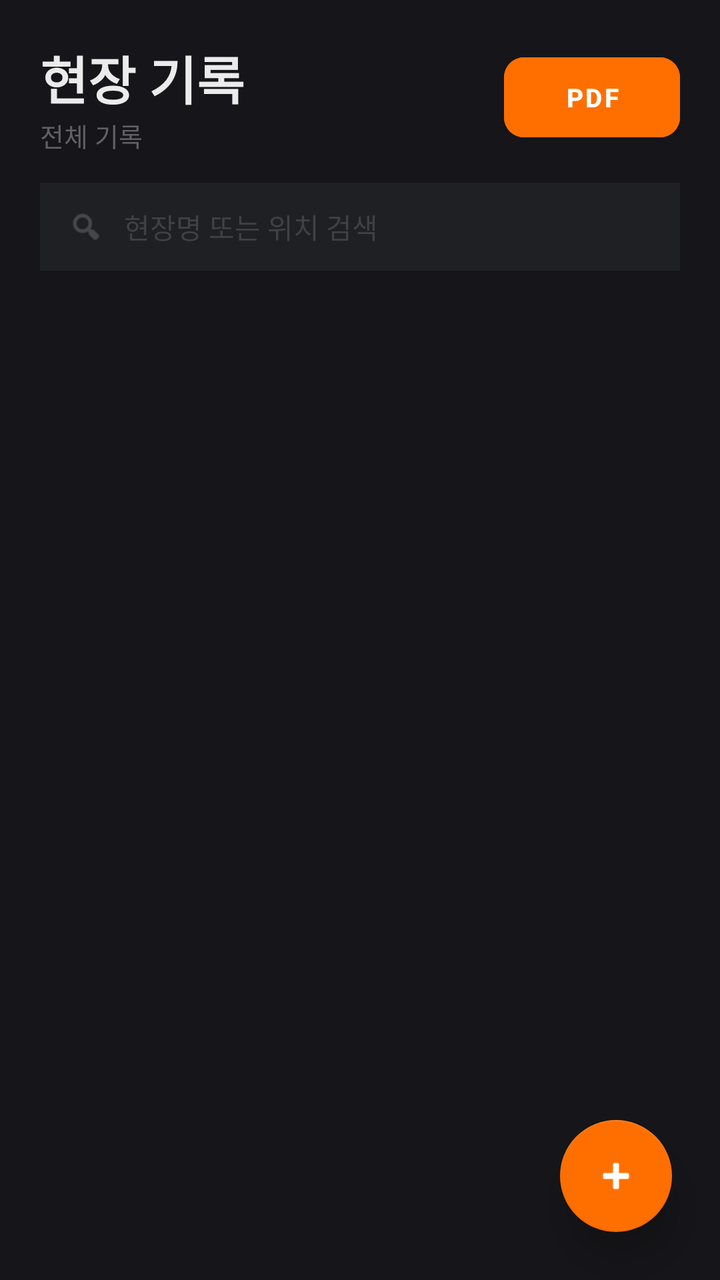
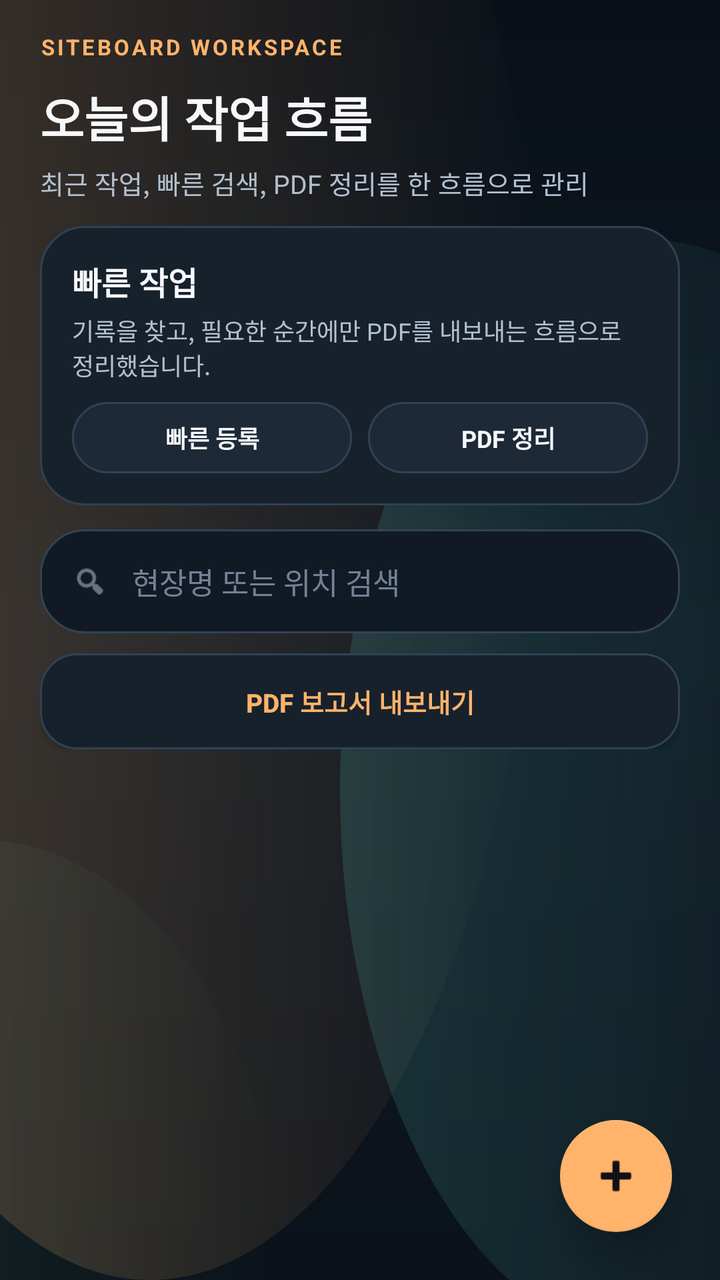

An Android layout rendered at two revisions. The XML below is the earlier revision; the diff shows what the commit changed to produce the second picture.
<!-- AndroidManifest.xml: application theme Theme.Siteboard -->
<!-- res/layout/fragment_home.xml -->
<?xml version="1.0" encoding="utf-8"?>
<androidx.constraintlayout.widget.ConstraintLayout
    xmlns:android="http://schemas.android.com/apk/res/android"
    xmlns:app="http://schemas.android.com/apk/res-auto"
    android:layout_width="match_parent"
    android:layout_height="match_parent"
    android:background="#16161A">

    
    <LinearLayout
        android:id="@+id/layoutTop"
        android:layout_width="match_parent"
        android:layout_height="wrap_content"
        android:orientation="vertical"
        android:paddingHorizontal="20dp"
        android:paddingTop="20dp"
        android:paddingBottom="12dp"
        app:layout_constraintTop_toTopOf="parent">

        
        <LinearLayout
            android:layout_width="match_parent"
            android:layout_height="wrap_content"
            android:orientation="horizontal"
            android:gravity="center_vertical"
            android:layout_marginBottom="14dp">

            <LinearLayout
                android:layout_width="0dp"
                android:layout_height="wrap_content"
                android:layout_weight="1"
                android:orientation="vertical">
                <TextView
                    android:layout_width="wrap_content"
                    android:layout_height="wrap_content"
                    android:text="현장 기록"
                    android:textSize="26sp"
                    android:textColor="#EBEBEB"
                    android:textStyle="bold" />
                <TextView
                    android:id="@+id/tvTitle"
                    android:layout_width="wrap_content"
                    android:layout_height="wrap_content"
                    android:text="전체 기록"
                    android:textSize="13sp"
                    android:textColor="#606065" />
            </LinearLayout>

            <Button
                android:id="@+id/btnExportPdf"
                android:layout_width="wrap_content"
                android:layout_height="40dp"
                android:text="PDF"
                android:textColor="#FFFFFF"
                android:textSize="13sp"
                android:textStyle="bold"
                android:backgroundTint="#FF6F00"
                app:cornerRadius="10dp"
                android:paddingHorizontal="16dp"
                android:insetTop="0dp"
                android:insetBottom="0dp" />
        </LinearLayout>

        
        <LinearLayout
            android:layout_width="match_parent"
            android:layout_height="44dp"
            android:orientation="horizontal"
            android:gravity="center_vertical"
            android:background="#1E2023"
            android:paddingHorizontal="14dp">

            <ImageView
                android:layout_width="18dp"
                android:layout_height="18dp"
                android:src="@android:drawable/ic_menu_search"
                android:alpha="0.5"
                app:tint="#A0A0A5" />

            <EditText
                android:id="@+id/etSearch"
                android:layout_width="0dp"
                android:layout_height="match_parent"
                android:layout_weight="1"
                android:background="@null"
                android:hint="현장명 또는 위치 검색"
                android:textColor="#EBEBEB"
                android:textColorHint="#404045"
                android:textSize="14sp"
                android:paddingHorizontal="10dp" />
        </LinearLayout>
    </LinearLayout>

    
    <LinearLayout
        android:id="@+id/layoutSelectionMode"
        android:layout_width="match_parent"
        android:layout_height="wrap_content"
        android:orientation="horizontal"
        android:paddingHorizontal="16dp"
        android:paddingVertical="12dp"
        android:background="#1E2023"
        android:elevation="12dp"
        android:gravity="center_vertical"
        android:visibility="gone"
        app:layout_constraintTop_toTopOf="parent">

        <ImageButton
            android:id="@+id/btnCancelSelection"
            android:layout_width="44dp"
            android:layout_height="44dp"
            android:src="@android:drawable/ic_menu_close_clear_cancel"
            android:background="?attr/selectableItemBackgroundBorderless"
            app:tint="#EBEBEB" />

        <TextView
            android:id="@+id/tvSelectedCount"
            android:layout_width="0dp"
            android:layout_weight="1"
            android:layout_height="wrap_content"
            android:text="1개 선택됨"
            android:textSize="18sp"
            android:textStyle="bold"
            android:textColor="#EBEBEB"
            android:layout_marginStart="12dp" />

        <Button
            android:id="@+id/btnSelectAll"
            android:layout_width="wrap_content"
            android:layout_height="36dp"
            android:text="전체"
            android:textColor="#EBEBEB"
            android:textStyle="bold"
            android:backgroundTint="@android:color/transparent"
            app:strokeColor="#555560"
            app:strokeWidth="1dp"
            app:cornerRadius="10dp"
            android:insetTop="0dp"
            android:insetBottom="0dp"
            android:paddingHorizontal="14dp"
            android:layout_marginEnd="8dp" />

        <Button
            android:id="@+id/btnDeleteSelected"
            android:layout_width="wrap_content"
            android:layout_height="36dp"
            android:text="삭제"
            android:textColor="#E05567"
            android:textStyle="bold"
            android:backgroundTint="@android:color/transparent"
            app:strokeColor="#E05567"
            app:strokeWidth="1dp"
            app:cornerRadius="10dp"
            android:insetTop="0dp"
            android:insetBottom="0dp"
            android:paddingHorizontal="16dp" />
    </LinearLayout>

    
    <androidx.recyclerview.widget.RecyclerView
        android:id="@+id/rvPostList"
        android:layout_width="match_parent"
        android:layout_height="0dp"
        android:clipToPadding="false"
        android:padding="8dp"
        app:layout_constraintTop_toBottomOf="@id/layoutTop"
        app:layout_constraintBottom_toBottomOf="parent" />

    
    <LinearLayout
        android:id="@+id/layoutEmpty"
        android:layout_width="wrap_content"
        android:layout_height="wrap_content"
        android:orientation="vertical"
        android:gravity="center"
        android:visibility="gone"
        app:layout_constraintTop_toTopOf="parent"
        app:layout_constraintBottom_toBottomOf="parent"
        app:layout_constraintStart_toStartOf="parent"
        app:layout_constraintEnd_toEndOf="parent">

        <TextView
            android:layout_width="wrap_content"
            android:layout_height="wrap_content"
            android:text="📷"
            android:textSize="52sp"
            android:layout_marginBottom="16dp" />
        <TextView
            android:layout_width="wrap_content"
            android:layout_height="wrap_content"
            android:text="기록된 사진이 없습니다"
            android:textSize="17sp"
            android:textColor="#A0A0A5"
            android:textStyle="bold" />
        <TextView
            android:layout_width="wrap_content"
            android:layout_height="wrap_content"
            android:text="아래 + 버튼을 눌러 첫 현장을 기록하세요"
            android:textSize="13sp"
            android:textColor="#404045"
            android:layout_marginTop="6dp" />
    </LinearLayout>

    
    <com.google.android.material.floatingactionbutton.FloatingActionButton
        android:id="@+id/btnOpenSub"
        android:layout_width="wrap_content"
        android:layout_height="wrap_content"
        android:layout_margin="24dp"
        android:src="@android:drawable/ic_input_add"
        app:tint="#FFFFFF"
        app:backgroundTint="#FF6F00"
        app:elevation="12dp"
        app:layout_constraintBottom_toBottomOf="parent"
        app:layout_constraintEnd_toEndOf="parent" />

</androidx.constraintlayout.widget.ConstraintLayout>
<!-- resources referenced by this layout -->
<resources>
  <style name="Theme.Siteboard" parent="Theme.MaterialComponents.DayNight.NoActionBar">
  
          <item name="colorPrimary">#FF6F00</item>
          <item name="colorPrimaryVariant">#16161A</item>
          <item name="colorOnPrimary">#FFFFFF</item>
  
          <item name="colorSecondary">#FF6F00</item>
          <item name="colorSecondaryVariant">#FF6F00</item>
          <item name="colorOnSecondary">#FFFFFF</item>
  
          <item name="colorError">#E05567</item>
  
          <item name="android:colorBackground">@color/bg_dark</item>
          <item name="colorSurface">@color/surface_dark</item>
  
          <item name="android:statusBarColor">#16161A</item>
          <item name="android:navigationBarColor">#16161A</item>
          <item name="android:windowLightStatusBar" tools:targetApi="m">false</item>
  
          <item name="android:windowSplashScreenBackground" tools:targetApi="s">#16161A</item>
          <item name="android:windowSplashScreenAnimatedIcon" tools:targetApi="s">@android:color/transparent</item>
          <item name="android:windowSplashScreenAnimationDuration" tools:targetApi="s">0</item>
      </style>
  <color name="bg_dark">#16161A</color>
  <color name="surface_dark">#1E2023</color>
</resources>

<!-- the commit's change to res/layout/fragment_home.xml (unified diff, before → after) -->
@@ -4,7 +4,7 @@
     xmlns:app="http://schemas.android.com/apk/res-auto"
     android:layout_width="match_parent"
     android:layout_height="match_parent"
-    android:background="#16161A">
+    android:background="@drawable/bg_app_canvas">
 
     
     <LinearLayout
@@ -13,81 +13,148 @@
         android:layout_height="wrap_content"
         android:orientation="vertical"
         android:paddingHorizontal="20dp"
-        android:paddingTop="20dp"
-        android:paddingBottom="12dp"
+        android:paddingTop="16dp"
+        android:paddingBottom="10dp"
         app:layout_constraintTop_toTopOf="parent">
 
-        
+        <TextView
+            android:layout_width="wrap_content"
+            android:layout_height="wrap_content"
+            android:text="SITEBOARD WORKSPACE"
+            android:textColor="@color/orange_primary"
+            android:textSize="11sp"
+            android:textStyle="bold"
+            android:letterSpacing="0.12"
+            android:layout_marginBottom="10dp" />
+
         <LinearLayout
             android:layout_width="match_parent"
             android:layout_height="wrap_content"
-            android:orientation="horizontal"
-            android:gravity="center_vertical"
-            android:layout_marginBottom="14dp">
-
-            <LinearLayout
-                android:layout_width="0dp"
-                android:layout_height="wrap_content"
-                android:layout_weight="1"
-                android:orientation="vertical">
-                <TextView
-                    android:layout_width="wrap_content"
-                    android:layout_height="wrap_content"
-                    android:text="현장 기록"
-                    android:textSize="26sp"
-                    android:textColor="#EBEBEB"
-                    android:textStyle="bold" />
-                <TextView
-                    android:id="@+id/tvTitle"
-                    android:layout_width="wrap_content"
-                    android:layout_height="wrap_content"
-                    android:text="전체 기록"
-                    android:textSize="13sp"
-                    android:textColor="#606065" />
-            </LinearLayout>
-
-            <Button
-                android:id="@+id/btnExportPdf"
+            android:orientation="vertical"
+            android:layout_marginBottom="12dp">
+
+            <TextView
                 android:layout_width="wrap_content"
-                android:layout_height="40dp"
-                android:text="PDF"
-                android:textColor="#FFFFFF"
+                android:layout_height="wrap_content"
+                android:text="오늘의 작업 흐름"
+                android:textSize="24sp"
+                android:textColor="@color/text_primary"
+                android:textStyle="bold" />
+
+            <TextView
+                android:id="@+id/tvTitle"
+                android:layout_width="wrap_content"
+                android:layout_height="wrap_content"
+                android:text="최근 작업, 빠른 검색, PDF 정리를 한 흐름으로 관리"
                 android:textSize="13sp"
-                android:textStyle="bold"
-                android:backgroundTint="#FF6F00"
-                app:cornerRadius="10dp"
-                android:paddingHorizontal="16dp"
-                android:insetTop="0dp"
-                android:insetBottom="0dp" />
+                android:textColor="@color/text_secondary"
+                android:layout_marginTop="6dp" />
         </LinearLayout>
 
-        
         <LinearLayout
             android:layout_width="match_parent"
-            android:layout_height="44dp"
-            android:orientation="horizontal"
-            android:gravity="center_vertical"
-            android:background="#1E2023"
-            android:paddingHorizontal="14dp">
-
-            <ImageView
-                android:layout_width="18dp"
-                android:layout_height="18dp"
-                android:src="@android:drawable/ic_menu_search"
-                android:alpha="0.5"
-                app:tint="#A0A0A5" />
-
-            <EditText
-                android:id="@+id/etSearch"
-                android:layout_width="0dp"
-                android:layout_height="match_parent"
-                android:layout_weight="1"
-                android:background="@null"
-                android:hint="현장명 또는 위치 검색"
-                android:textColor="#EBEBEB"
-                android:textColorHint="#404045"
-                android:textSize="14sp"
-                android:paddingHorizontal="10dp" />
+            android:layout_height="wrap_content"
+            android:background="@drawable/bg_surface_card_soft"
+            android:orientation="vertical"
+            android:padding="16dp"
+            android:layout_marginBottom="12dp">
+
+            <TextView
+                android:layout_width="wrap_content"
+                android:layout_height="wrap_content"
+                android:text="빠른 작업"
+                android:textColor="@color/text_primary"
+                android:textSize="16sp"
+                android:textStyle="bold" />
+
+            <TextView
+                android:layout_width="match_parent"
+                android:layout_height="wrap_content"
+                android:text="기록을 찾고, 필요한 순간에만 PDF를 내보내는 흐름으로 정리했습니다."
+                android:textColor="@color/text_secondary"
+                android:textSize="12sp"
+                android:layout_marginTop="4dp" />
+
+            <LinearLayout
+                android:layout_width="match_parent"
+                android:layout_height="wrap_content"
+                android:orientation="horizontal"
+                android:layout_marginTop="10dp">
+
+                <TextView
+                    android:layout_width="0dp"
+                    android:layout_height="wrap_content"
+                    android:layout_weight="1"
+                    android:text="빠른 등록"
+                    android:textColor="@color/text_primary"
+                    android:textSize="12sp"
+                    android:textStyle="bold"
+                    android:gravity="center"
+                    android:background="@drawable/bg_chip_neutral"
+                    android:paddingHorizontal="12dp"
+                    android:paddingVertical="9dp"
+                    android:layout_marginEnd="8dp" />
+
+                <TextView
+                    android:layout_width="0dp"
+                    android:layout_height="wrap_content"
+                    android:layout_weight="1"
+                    android:text="PDF 정리"
+                    android:textColor="@color/text_primary"
+                    android:textSize="12sp"
+                    android:textStyle="bold"
+                    android:gravity="center"
+                    android:background="@drawable/bg_chip_neutral"
+                    android:paddingHorizontal="12dp"
+                    android:paddingVertical="9dp" />
+            </LinearLayout>
+        </LinearLayout>
+
+        <LinearLayout
+            android:layout_width="match_parent"
+            android:layout_height="wrap_content"
+            android:orientation="vertical">
+
+            <LinearLayout
+                android:layout_width="match_parent"
+                android:layout_height="wrap_content"
+                android:orientation="horizontal"
+                android:gravity="center_vertical"
+                android:background="@drawable/bg_search_field_modern"
+                android:paddingHorizontal="16dp"
+                android:paddingVertical="2dp">
+
+                <ImageView
+                    android:layout_width="18dp"
+                    android:layout_height="18dp"
+                    android:src="@android:drawable/ic_menu_search"
+                    android:alpha="0.9"
+                    app:tint="@color/text_secondary" />
+
+                <EditText
+                    android:id="@+id/etSearch"
+                    android:layout_width="0dp"
+                    android:layout_height="48dp"
+                    android:layout_weight="1"
+                    android:background="@null"
+                    android:hint="현장명 또는 위치 검색"
+                    android:textColor="@color/text_primary"
+                    android:textColorHint="@color/text_tertiary"
+                    android:textSize="15sp"
+                    android:paddingHorizontal="12dp" />
+            </LinearLayout>
+
+            <androidx.appcompat.widget.AppCompatButton
+                android:id="@+id/btnExportPdf"
+                android:layout_width="match_parent"
+                android:layout_height="48dp"
+                android:background="@drawable/bg_secondary_button"
+                android:layout_marginTop="10dp"
+                android:text="PDF 보고서 내보내기"
+                android:textAllCaps="false"
+                android:textColor="@color/orange_primary"
+                android:textSize="13sp"
+                android:textStyle="bold" />
         </LinearLayout>
     </LinearLayout>
 
@@ -97,9 +164,11 @@
         android:layout_width="match_parent"
         android:layout_height="wrap_content"
         android:orientation="horizontal"
+        android:layout_marginHorizontal="16dp"
+        android:layout_marginTop="10dp"
         android:paddingHorizontal="16dp"
         android:paddingVertical="12dp"
-        android:background="#1E2023"
+        android:background="@drawable/bg_selection_bar"
         android:elevation="12dp"
         android:gravity="center_vertical"
         android:visibility="gone"
@@ -121,7 +190,7 @@
             android:text="1개 선택됨"
             android:textSize="18sp"
             android:textStyle="bold"
-            android:textColor="#EBEBEB"
+            android:textColor="@color/text_primary"
             android:layout_marginStart="12dp" />
 
         <Button
@@ -129,12 +198,12 @@
             android:layout_width="wrap_content"
             android:layout_height="36dp"
             android:text="전체"
-            android:textColor="#EBEBEB"
+            android:textColor="@color/text_primary"
             android:textStyle="bold"
             android:backgroundTint="@android:color/transparent"
-            app:strokeColor="#555560"
+            app:strokeColor="@color/stroke_subtle"
             app:strokeWidth="1dp"
-            app:cornerRadius="10dp"
+            app:cornerRadius="12dp"
             android:insetTop="0dp"
             android:insetBottom="0dp"
             android:paddingHorizontal="14dp"
@@ -162,22 +231,31 @@
         android:layout_width="match_parent"
         android:layout_height="0dp"
         android:clipToPadding="false"
-        android:padding="8dp"
+        android:paddingStart="12dp"
+        android:paddingEnd="12dp"
+        android:paddingTop="2dp"
+        android:paddingBottom="112dp"
         app:layout_constraintTop_toBottomOf="@id/layoutTop"
         app:layout_constraintBottom_toBottomOf="parent" />
 
     
     <LinearLayout
         android:id="@+id/layoutEmpty"
-        android:layout_width="wrap_content"
+        android:layout_width="0dp"
         android:layout_height="wrap_content"
         android:orientation="vertical"
         android:gravity="center"
+        android:background="@drawable/bg_surface_card"
+        android:layout_marginHorizontal="24dp"
+        android:layout_marginTop="24dp"
+        android:paddingHorizontal="30dp"
+        android:paddingVertical="30dp"
         android:visibility="gone"
-        app:layout_constraintTop_toTopOf="parent"
+        app:layout_constraintTop_toBottomOf="@id/layoutTop"
         app:layout_constraintBottom_toBottomOf="parent"
         app:layout_constraintStart_toStartOf="parent"
-        app:layout_constraintEnd_toEndOf="parent">
+        app:layout_constraintEnd_toEndOf="parent"
+        app:layout_constraintVertical_bias="0.35">
 
         <TextView
             android:layout_width="wrap_content"
@@ -189,15 +267,15 @@
             android:layout_width="wrap_content"
             android:layout_height="wrap_content"
             android:text="기록된 사진이 없습니다"
-            android:textSize="17sp"
-            android:textColor="#A0A0A5"
+            android:textSize="19sp"
+            android:textColor="@color/text_primary"
             android:textStyle="bold" />
         <TextView
             android:layout_width="wrap_content"
             android:layout_height="wrap_content"
-            android:text="아래 + 버튼을 눌러 첫 현장을 기록하세요"
+            android:text="하단 추가 버튼으로 첫 현장을 기록해 보세요"
             android:textSize="13sp"
-            android:textColor="#404045"
+            android:textColor="@color/text_tertiary"
             android:layout_marginTop="6dp" />
     </LinearLayout>
 
@@ -208,9 +286,10 @@
         android:layout_height="wrap_content"
         android:layout_margin="24dp"
         android:src="@android:drawable/ic_input_add"
-        app:tint="#FFFFFF"
-        app:backgroundTint="#FF6F00"
-        app:elevation="12dp"
+        app:tint="#0F1115"
+        app:backgroundTint="@color/orange_primary"
+        app:elevation="10dp"
+        app:maxImageSize="28dp"
         app:layout_constraintBottom_toBottomOf="parent"
         app:layout_constraintEnd_toEndOf="parent" />
 
<!-- resource entries referenced after the edit -->
@@ -1,29 +1,134 @@
 <!-- resources referenced by this layout -->
 <resources>
+  <color name="orange_primary">#FFB36B</color>
+  <color name="stroke_subtle">#314255</color>
+  <color name="text_primary">#F7F8FB</color>
+  <color name="text_secondary">#B3C0D0</color>
+  <color name="text_tertiary">#738297</color>
+  <!-- drawable bg_app_canvas (drawable) -->
+  <?xml version="1.0" encoding="utf-8"?>
+  <layer-list xmlns:android="http://schemas.android.com/apk/res/android">
+      <item>
+          <shape android:shape="rectangle">
+              <gradient
+                  android:angle="270"
+                  android:startColor="#091018"
+                  android:centerColor="#0F1822"
+                  android:endColor="#0B121A" />
+          </shape>
+      </item>
+      <item android:top="-220dp" android:left="-120dp" android:right="90dp">
+          <shape android:shape="oval">
+              <gradient
+                  android:angle="0"
+                  android:startColor="#40FFB36B"
+                  android:endColor="#00FFB36B" />
+          </shape>
+      </item>
+      <item android:top="120dp" android:left="170dp" android:right="-120dp" android:bottom="-30dp">
+          <shape android:shape="oval">
+              <gradient
+                  android:angle="0"
+                  android:startColor="#2854D4C4"
+                  android:endColor="#0054D4C4" />
+          </shape>
+      </item>
+      <item android:top="420dp" android:left="-160dp" android:right="220dp" android:bottom="-220dp">
+          <shape android:shape="oval">
+              <gradient
+                  android:angle="0"
+                  android:startColor="#1A7DE5B2"
+                  android:endColor="#007DE5B2" />
+          </shape>
+      </item>
+  </layer-list>
+  <!-- drawable bg_chip_neutral (drawable) -->
+  <?xml version="1.0" encoding="utf-8"?>
+  <shape xmlns:android="http://schemas.android.com/apk/res/android" android:shape="rectangle">
+      <solid android:color="#1D2936" />
+      <corners android:radius="999dp" />
+      <stroke
+          android:width="1dp"
+          android:color="#314255" />
+  </shape>
+  <!-- drawable bg_search_field_modern (drawable) -->
+  <?xml version="1.0" encoding="utf-8"?>
+  <shape xmlns:android="http://schemas.android.com/apk/res/android" android:shape="rectangle">
+      <solid android:color="#111A24" />
+      <corners android:radius="22dp" />
+      <stroke
+          android:width="1dp"
+          android:color="#324354" />
+  </shape>
+  <!-- drawable bg_secondary_button (drawable) -->
+  <?xml version="1.0" encoding="utf-8"?>
+  <shape xmlns:android="http://schemas.android.com/apk/res/android" android:shape="rectangle">
+      <solid android:color="#17212C" />
+      <corners android:radius="18dp" />
+      <stroke
+          android:width="1dp"
+          android:color="#314255" />
+  </shape>
+  <!-- drawable bg_selection_bar (drawable) -->
+  <?xml version="1.0" encoding="utf-8"?>
+  <shape xmlns:android="http://schemas.android.com/apk/res/android" android:shape="rectangle">
+      <gradient
+          android:angle="0"
+          android:startColor="#1B2633"
+          android:endColor="#15202B" />
+      <corners android:radius="22dp" />
+      <stroke
+          android:width="1dp"
+          android:color="#3A4E63" />
+  </shape>
+  <!-- drawable bg_surface_card (drawable) -->
+  <?xml version="1.0" encoding="utf-8"?>
+  <shape xmlns:android="http://schemas.android.com/apk/res/android" android:shape="rectangle">
+      <gradient
+          android:angle="270"
+          android:startColor="#1A2531"
+          android:endColor="#141E28" />
+      <corners android:radius="26dp" />
+      <stroke
+          android:width="1dp"
+          android:color="#314255" />
+  </shape>
+  <!-- drawable bg_surface_card_soft (drawable) -->
+  <?xml version="1.0" encoding="utf-8"?>
+  <shape xmlns:android="http://schemas.android.com/apk/res/android" android:shape="rectangle">
+      <solid android:color="#17212C" />
+      <corners android:radius="22dp" />
+      <stroke
+          android:width="1dp"
+          android:color="#2F4153" />
+  </shape>
   <style name="Theme.Siteboard" parent="Theme.MaterialComponents.DayNight.NoActionBar">
   
-          <item name="colorPrimary">#FF6F00</item>
-          <item name="colorPrimaryVariant">#16161A</item>
-          <item name="colorOnPrimary">#FFFFFF</item>
+          <item name="colorPrimary">@color/orange_primary</item>
+          <item name="colorPrimaryVariant">@color/orange_deep</item>
+          <item name="colorOnPrimary">#10141B</item>
   
-          <item name="colorSecondary">#FF6F00</item>
-          <item name="colorSecondaryVariant">#FF6F00</item>
-          <item name="colorOnSecondary">#FFFFFF</item>
+          <item name="colorSecondary">@color/teal_accent</item>
+          <item name="colorSecondaryVariant">@color/teal_accent</item>
+          <item name="colorOnSecondary">#081118</item>
   
-          <item name="colorError">#E05567</item>
+          <item name="colorError">@color/danger_accent</item>
   
           <item name="android:colorBackground">@color/bg_dark</item>
           <item name="colorSurface">@color/surface_dark</item>
   
-          <item name="android:statusBarColor">#16161A</item>
-          <item name="android:navigationBarColor">#16161A</item>
+          <item name="android:statusBarColor">@color/bg_dark</item>
+          <item name="android:navigationBarColor">@color/bg_dark</item>
           <item name="android:windowLightStatusBar" tools:targetApi="m">false</item>
   
-          <item name="android:windowSplashScreenBackground" tools:targetApi="s">#16161A</item>
+          <item name="android:windowSplashScreenBackground" tools:targetApi="s">@color/bg_dark</item>
           <item name="android:windowSplashScreenAnimatedIcon" tools:targetApi="s">@android:color/transparent</item>
           <item name="android:windowSplashScreenAnimationDuration" tools:targetApi="s">0</item>
       </style>
-  <color name="bg_dark">#16161A</color>
-  <color name="surface_dark">#1E2023</color>
+  <color name="orange_deep">#FF8A3D</color>
+  <color name="teal_accent">#54D4C4</color>
+  <color name="danger_accent">#F06D7D</color>
+  <color name="bg_dark">#0C1118</color>
+  <color name="surface_dark">#151E29</color>
 </resources>
 
